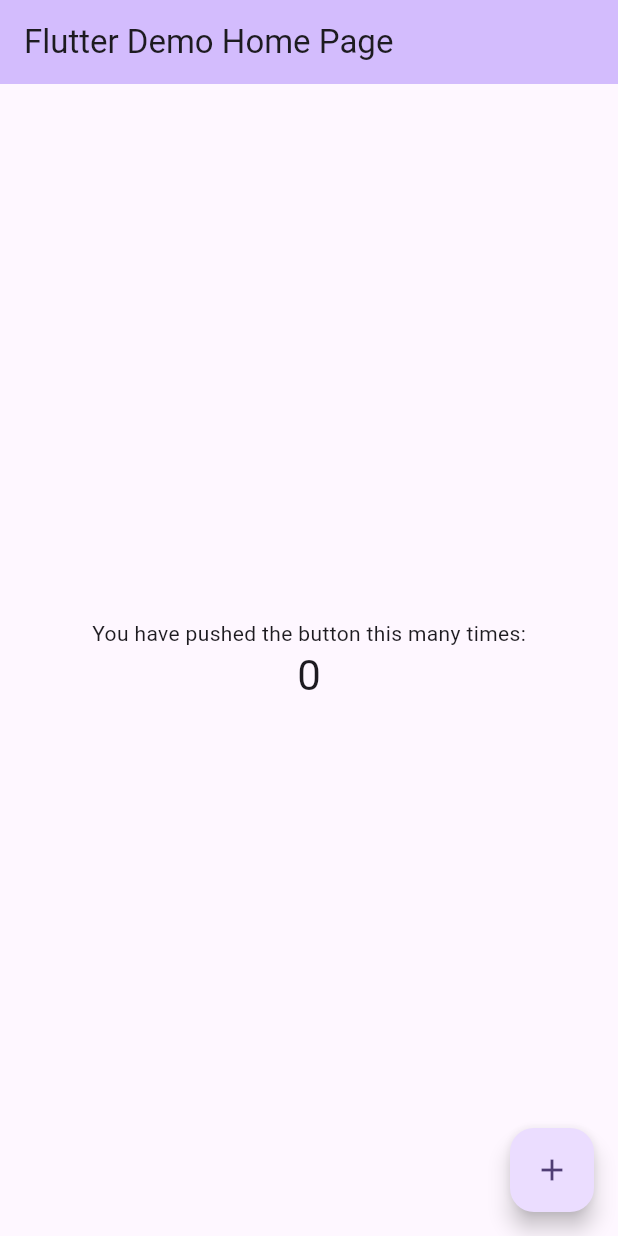
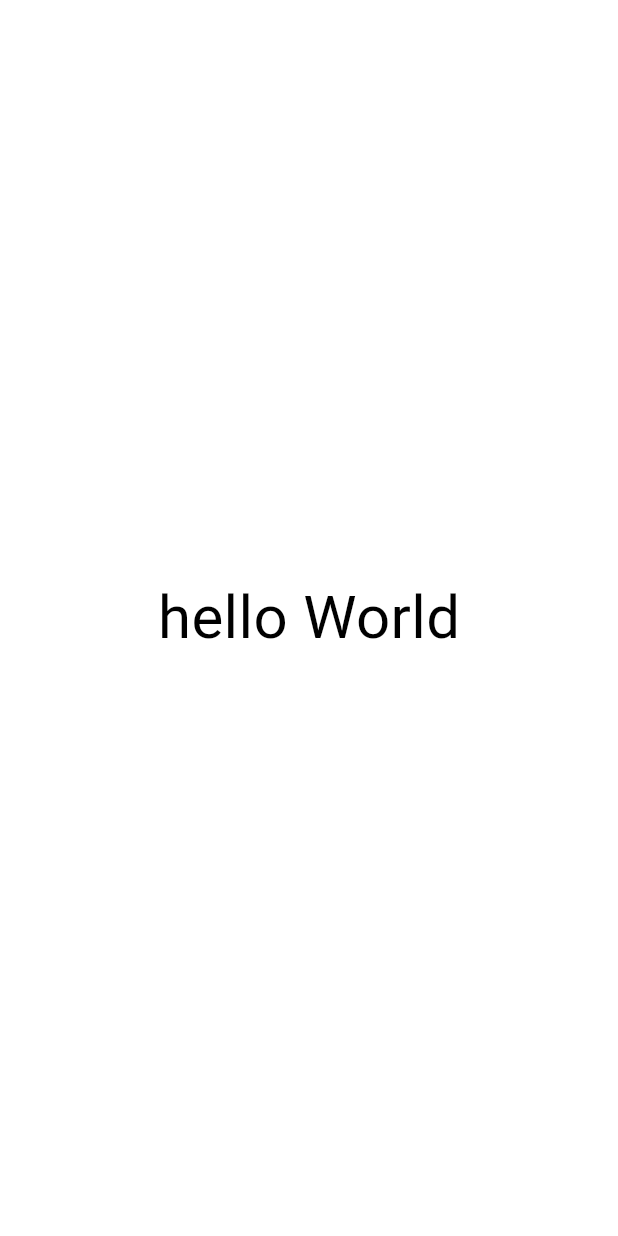
Before and after one commit to Mallang-Diary/MallangDiary-FrontEnd, a Flutter app: the screen it shows after launch, on a phone screen of 412 x 824 dp. Run offline on Flutter 3.47's test engine with Material 3 defaults, Android fonts, the phone set to English and light mode, and no system bars.

Commit message:
[prac] hello world

```diff
--- a/lib/main.dart
+++ b/lib/main.dart
@@ -1,125 +1,20 @@
 import 'package:flutter/material.dart';
 
 void main() {
-  runApp(const MyApp());
+  runApp(
+    MaterialApp( // 최상단 그릇
+      home: Scaffold( // home: 필수적으로 필요한 요소 Scaffold : 발판, 앱을 구성하기 위한 뼈대
+        backgroundColor: Colors.white, // 배경색
+        body: Center( // 몸통, 중간
+          child: Text(
+            'hello World',
+            style: TextStyle(
+              fontSize: 40.0,
+              color: Colors.black,
+            ),
+          ),
+        ), // 여기에서 , 추가 후 주석 처리
+      ),
+    ),
+  );
 }
-
-class MyApp extends StatelessWidget {
-  const MyApp({super.key});
-
-  // This widget is the root of your application.
-  @override
-  Widget build(BuildContext context) {
-    return MaterialApp(
-      title: 'Flutter Demo',
-      theme: ThemeData(
-        // This is the theme of your application.
-        //
-        // TRY THIS: Try running your application with "flutter run". You'll see
-        // the application has a purple toolbar. Then, without quitting the app,
-        // try changing the seedColor in the colorScheme below to Colors.green
-        // and then invoke "hot reload" (save your changes or press the "hot
-        // reload" button in a Flutter-supported IDE, or press "r" if you used
-        // the command line to start the app).
-        //
-        // Notice that the counter didn't reset back to zero; the application
-        // state is not lost during the reload. To reset the state, use hot
-        // restart instead.
-        //
-        // This works for code too, not just values: Most code changes can be
-        // tested with just a hot reload.
-        colorScheme: ColorScheme.fromSeed(seedColor: Colors.deepPurple),
-        useMaterial3: true,
-      ),
-      home: const MyHomePage(title: 'Flutter Demo Home Page'),
-    );
-  }
-}
-
-class MyHomePage extends StatefulWidget {
-  const MyHomePage({super.key, required this.title});
-
-  // This widget is the home page of your application. It is stateful, meaning
-  // that it has a State object (defined below) that contains fields that affect
-  // how it looks.
-
-  // This class is the configuration for the state. It holds the values (in this
-  // case the title) provided by the parent (in this case the App widget) and
-  // used by the build method of the State. Fields in a Widget subclass are
-  // always marked "final".
-
-  final String title;
-
-  @override
-  State<MyHomePage> createState() => _MyHomePageState();
-}
-
-class _MyHomePageState extends State<MyHomePage> {
-  int _counter = 0;
-
-  void _incrementCounter() {
-    setState(() {
-      // This call to setState tells the Flutter framework that something has
-      // changed in this State, which causes it to rerun the build method below
-      // so that the display can reflect the updated values. If we changed
-      // _counter without calling setState(), then the build method would not be
-      // called again, and so nothing would appear to happen.
-      _counter++;
-    });
-  }
-
-  @override
-  Widget build(BuildContext context) {
-    // This method is rerun every time setState is called, for instance as done
-    // by the _incrementCounter method above.
-    //
-    // The Flutter framework has been optimized to make rerunning build methods
-    // fast, so that you can just rebuild anything that needs updating rather
-    // than having to individually change instances of widgets.
-    return Scaffold(
-      appBar: AppBar(
-        // TRY THIS: Try changing the color here to a specific color (to
-        // Colors.amber, perhaps?) and trigger a hot reload to see the AppBar
-        // change color while the other colors stay the same.
-        backgroundColor: Theme.of(context).colorScheme.inversePrimary,
-        // Here we take the value from the MyHomePage object that was created by
-        // the App.build method, and use it to set our appbar title.
-        title: Text(widget.title),
-      ),
-      body: Center(
-        // Center is a layout widget. It takes a single child and positions it
-        // in the middle of the parent.
-        child: Column(
-          // Column is also a layout widget. It takes a list of children and
-          // arranges them vertically. By default, it sizes itself to fit its
-          // children horizontally, and tries to be as tall as its parent.
-          //
-          // Column has various properties to control how it sizes itself and
-          // how it positions its children. Here we use mainAxisAlignment to
-          // center the children vertically; the main axis here is the vertical
-          // axis because Columns are vertical (the cross axis would be
-          // horizontal).
-          //
-          // TRY THIS: Invoke "debug painting" (choose the "Toggle Debug Paint"
-          // action in the IDE, or press "p" in the console), to see the
-          // wireframe for each widget.
-          mainAxisAlignment: MainAxisAlignment.center,
-          children: <Widget>[
-            const Text(
-              'You have pushed the button this many times:',
-            ),
-            Text(
-              '$_counter',
-              style: Theme.of(context).textTheme.headlineMedium,
-            ),
-          ],
-        ),
-      ),
-      floatingActionButton: FloatingActionButton(
-        onPressed: _incrementCounter,
-        tooltip: 'Increment',
-        child: const Icon(Icons.add),
-      ), // This trailing comma makes auto-formatting nicer for build methods.
-    );
-  }
-}
```
